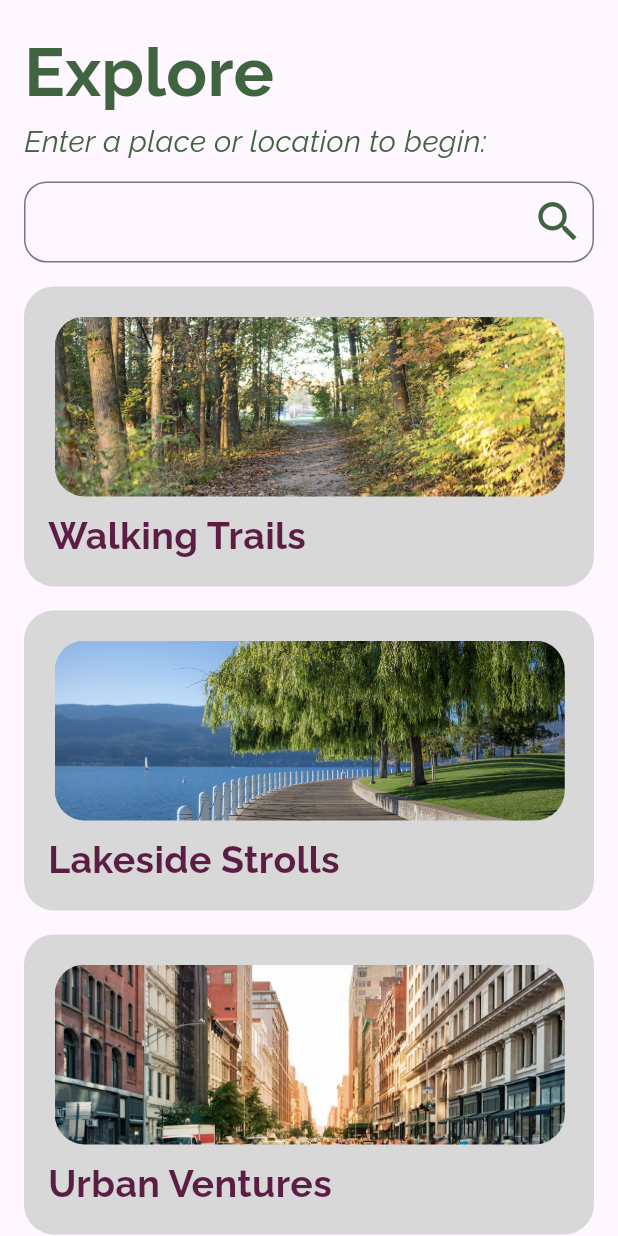
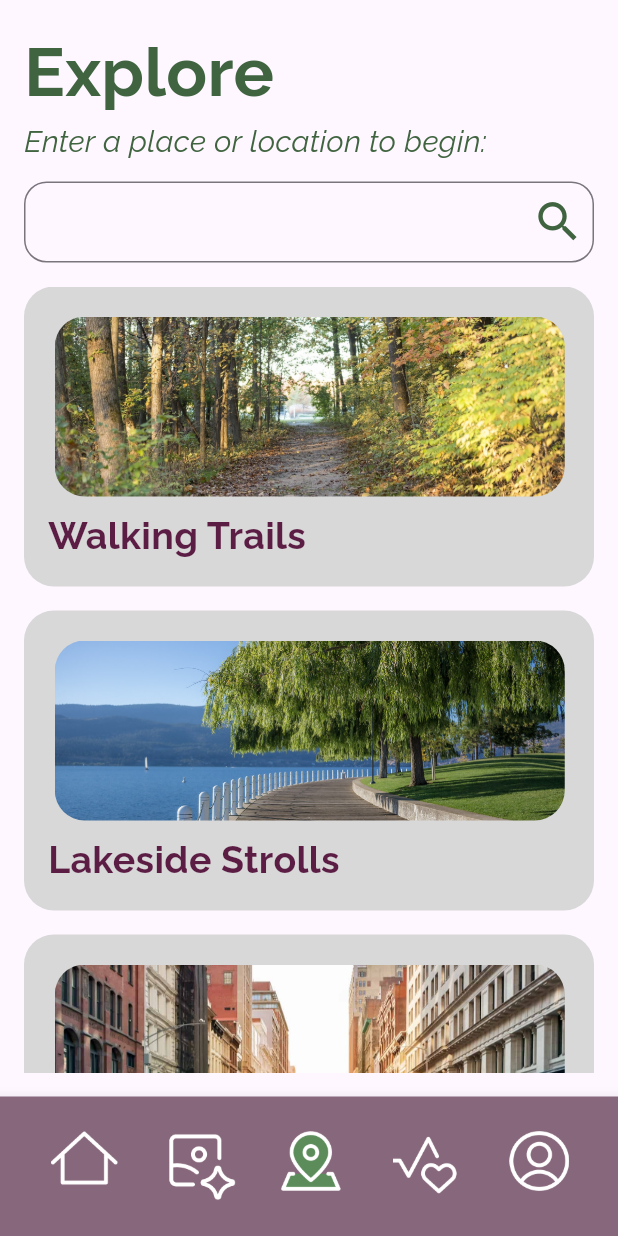
Before and after one commit to acm-projects/MindfulWalk, a Flutter app: the screen it shows after launch, on a phone screen of 412 x 824 dp. Run offline on Flutter 3.47's test engine with Material 3 defaults, Android fonts, the phone set to English and light mode, and no system bars; our stand-ins replace google_fonts.

Commit message:
done with explore page layout, icons, scrolling, and search bar. still need to add routing

```diff
--- a/lib/main.dart
+++ b/lib/main.dart
@@ -1,4 +1,4 @@
-// ignore_for_file: prefer_const_constructors
+// ignore_for_file: prefer_const_constructors, prefer_const_literals_to_create_immutables
 
 import 'package:flutter/material.dart';
 import 'package:google_fonts/google_fonts.dart';
@@ -82,7 +82,7 @@
                 'Explore',
                 style: GoogleFonts.raleway(
                   textStyle: TextStyle(
-                    color: Color(0xFF406440), // Use Color class with the hex value
+                    color: Color(0xFF406440),
                     fontWeight: FontWeight.bold,
                     fontSize: 45,
                   ),
@@ -92,7 +92,7 @@
                 'Enter a place or location to begin:',
                 style: GoogleFonts.raleway(
                   textStyle: TextStyle(
-                    color: Color(0xFF406440), // Use Color class with the hex value
+                    color: Color(0xFF406440),
                     fontWeight: FontWeight.normal,
                     fontSize: 20,
                     fontStyle: FontStyle.italic,
@@ -111,6 +111,11 @@
                 ),
               ),
               SizedBox(height: 16.0),
+              Expanded(
+                child: SingleChildScrollView(
+                  child: Column(
+                    crossAxisAlignment: CrossAxisAlignment.stretch,
+                    children: [
                       Container(
                         height: 200.0,
                         decoration: BoxDecoration(
@@ -119,18 +124,17 @@
                         ),
                         child: Column(
                           mainAxisAlignment: MainAxisAlignment.end,
-                  crossAxisAlignment: CrossAxisAlignment.center, // Center horizontally
+                          crossAxisAlignment: CrossAxisAlignment.center,
                           children: [
-                    // Add your image widget here
                             Padding(
                               padding: const EdgeInsets.only(left: 1.0, top: 5.0),
                               child: ClipRRect(
                                 borderRadius: BorderRadius.circular(20.0),
                                 child: Image.asset(
-                          'assets/walking-trail.jpg', // Replace with your image path
-                          width: 340.0, // Set the width as needed
-                          height: 120.0, // Set the height as needed
-                          fit: BoxFit.cover, // Adjust the fit as needed
+                                  'assets/walking-trail.jpg',
+                                  width: 340.0,
+                                  height: 120.0,
+                                  fit: BoxFit.cover,
                                 ),
                               ),
                             ),
@@ -142,7 +146,7 @@
                                   'Walking Trails',
                                   style: GoogleFonts.raleway(
                                     textStyle: TextStyle(
-                              color: Color(0xFF5C1D45), // Use Color class with the hex value
+                                      color: Color(0xFF5C1D45),
                                       fontWeight: FontWeight.bold,
                                       fontSize: 25,
                                     ),
@@ -162,18 +166,17 @@
                         ),
                         child: Column(
                           mainAxisAlignment: MainAxisAlignment.end,
-                  crossAxisAlignment: CrossAxisAlignment.center, // Center horizontally
+                          crossAxisAlignment: CrossAxisAlignment.center,
                           children: [
-                    // Add your image widget here
                             Padding(
                               padding: const EdgeInsets.only(left: 1.0, top: 5.0),
                               child: ClipRRect(
                                 borderRadius: BorderRadius.circular(20.0),
                                 child: Image.asset(
-                          'assets/lakeside-stroll.jpg', // Replace with your image path
-                          width: 340.0, // Set the width as needed
-                          height: 120.0, // Set the height as needed
-                          fit: BoxFit.cover, // Adjust the fit as needed
+                                  'assets/lakeside-stroll.jpg',
+                                  width: 340.0,
+                                  height: 120.0,
+                                  fit: BoxFit.cover,
                                 ),
                               ),
                             ),
@@ -185,7 +188,7 @@
                                   'Lakeside Strolls',
                                   style: GoogleFonts.raleway(
                                     textStyle: TextStyle(
-                              color: Color(0xFF5C1D45), // Use Color class with the hex value
+                                      color: Color(0xFF5C1D45),
                                       fontWeight: FontWeight.bold,
                                       fontSize: 25,
                                     ),
@@ -205,18 +208,17 @@
                         ),
                         child: Column(
                           mainAxisAlignment: MainAxisAlignment.end,
-                  crossAxisAlignment: CrossAxisAlignment.center, // Center horizontally
+                          crossAxisAlignment: CrossAxisAlignment.center,
                           children: [
-                    // Add your image widget here
                             Padding(
                               padding: const EdgeInsets.only(left: 1.0, top: 5.0),
                               child: ClipRRect(
                                 borderRadius: BorderRadius.circular(20.0),
                                 child: Image.asset(
-                          'assets/urban-ventures.jpg', // Replace with your image path
-                          width: 340.0, // Set the width as needed
-                          height: 120.0, // Set the height as needed
-                          fit: BoxFit.cover, // Adjust the fit as needed
+                                  'assets/urban-ventures.jpg',
+                                  width: 340.0,
+                                  height: 120.0,
+                                  fit: BoxFit.cover,
                                 ),
                               ),
                             ),
@@ -228,7 +230,7 @@
                                   'Urban Ventures',
                                   style: GoogleFonts.raleway(
                                     textStyle: TextStyle(
-                              color: Color(0xFF5C1D45), // Use Color class with the hex value
+                                      color: Color(0xFF5C1D45),
                                       fontWeight: FontWeight.bold,
                                       fontSize: 25,
                                     ),
@@ -239,8 +241,68 @@
                           ],
                         ),
                       ),
+
+                      SizedBox(height: 16.0),
+                    ],
+                  )
+                ),
+              )
+
             ],
           ),
+        ),
+      ),
+
+
+
+      bottomNavigationBar: Theme(
+        data: Theme.of(context).copyWith(
+            canvasColor: Color(0xFF87677B),
+        ),
+        child: BottomNavigationBar(
+          currentIndex: 0,
+          selectedItemColor: Color(0xFF5B8C5A), // we can change this if we want text under each icon
+          unselectedItemColor: Colors.grey,
+          items: [
+            BottomNavigationBarItem(
+              icon: Padding(
+                padding: EdgeInsets.fromLTRB(0, 10, 0, 0),
+                child: Image.asset('assets/home.png', width: 45, height: 45),
+              ),
+              label: '',
+            ),
+            BottomNavigationBarItem(
+              icon: Padding(
+                padding: EdgeInsets.fromLTRB(0, 8, 30, 0),
+                child: Image.asset('assets/diary.png', width: 50, height: 50),
+              ),
+              label: '',
+            ),
+            BottomNavigationBarItem(
+              icon: Padding(
+                padding: EdgeInsets.fromLTRB(0, 0, 35, 0),
+                child: Image.asset('assets/mapSelected.png', width: 50, height: 50),
+              ),
+              label: '',
+            ),
+            BottomNavigationBarItem(
+              icon: Padding(
+                padding: EdgeInsets.fromLTRB(0, 5, 30, 0),
+                child: Image.asset('assets/health.png', width: 50, height: 50),
+              ),
+              label: '',
+            ),
+            BottomNavigationBarItem(
+              icon: Padding(
+                padding: EdgeInsets.fromLTRB(0, 0, 30, 0),
+                child: Image.asset('assets/profile.png', width: 40, height: 40),
+              ),
+              label: '',
+            ),
+          ],
+          onTap: (index) {
+            // Handle button tap
+          },
         ),
       ),
     );
```
Lines whose indentation alone changed are shown as unchanged.
